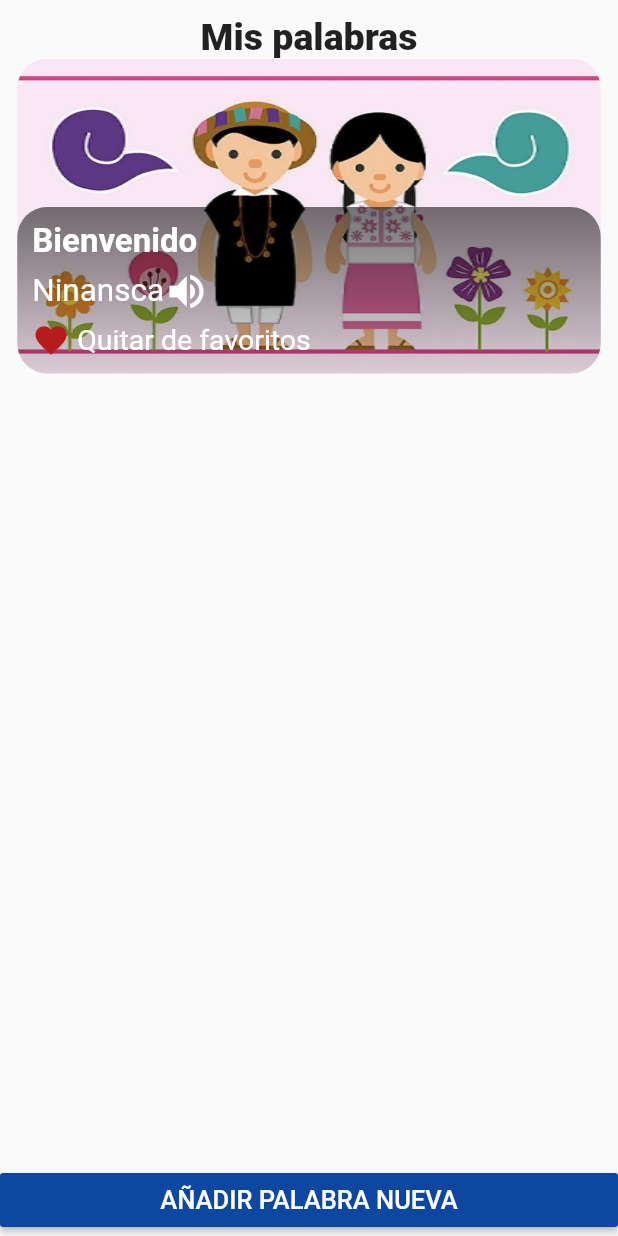
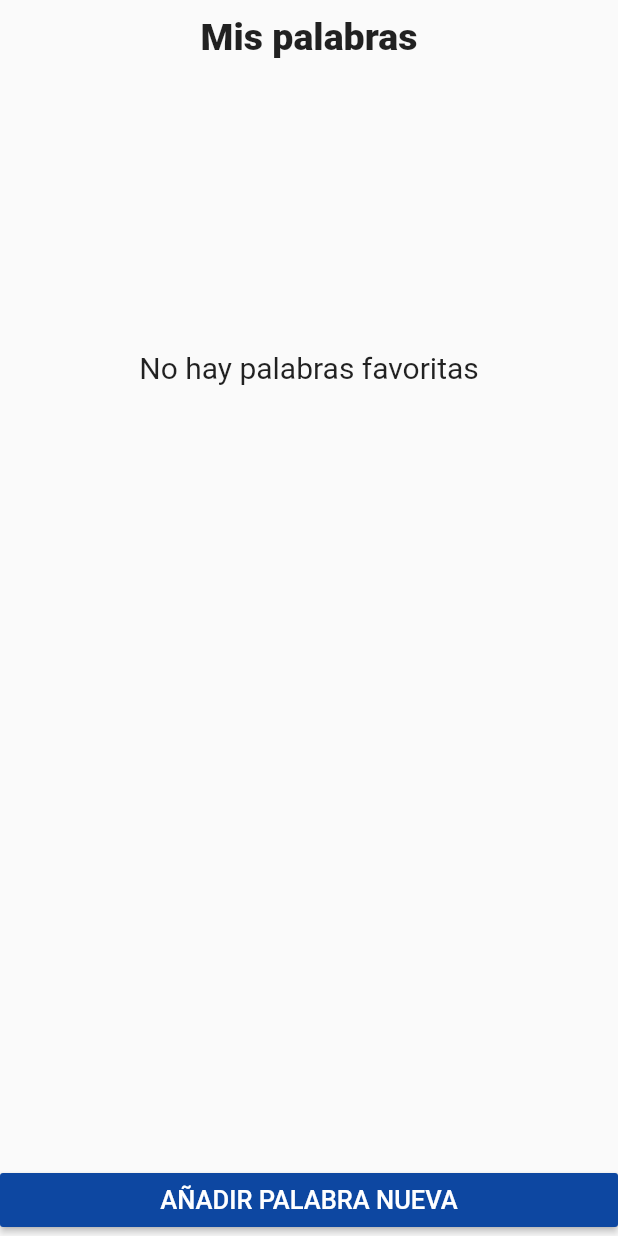
Before and after one commit to EleomarPL/LearnChatino, a Flutter app: the MainFavorite screen opened directly, on a phone screen of 412 x 824 dp. Run offline on Flutter 3.47's test engine with Material 2 defaults, Android fonts, the phone set to English and light mode, and no system bars; our stand-ins replace assets_audio_player, carousel_slider, sqflite, video_player; accounts and stored records are empty.

Commit message:
show favorite words with database

```diff
--- a/lib/database/ObjectTables.dart
+++ b/lib/database/ObjectTables.dart
@@ -1,5 +1,4 @@
 class User {
-  //int idUser;
   String nameUser;
   String userUser;
   int typeUser;
@@ -14,12 +13,13 @@ class User {
 }
 
 class WordFavorites {
+  int idUser;
   String wordSpanish;
   String wordChatino;
   String pathImage;
   String pathSound;
-  WordFavorites(
-      this.wordSpanish, this.wordChatino, this.pathImage, this.pathSound);
+  WordFavorites(this.idUser, this.wordSpanish, this.wordChatino, this.pathImage,
+      this.pathSound);
   Map<String, dynamic> toMap() {
     return {
       "wordSpanish": wordSpanish,
@@ -27,6 +27,14 @@ class WordFavorites {
       "pathImage": pathImage,
       "pathSound": pathSound
     };
+  }
+
+  WordFavorites.toMap(Map<String, dynamic> map) {
+    idUser = map['idUser'];
+    wordSpanish = map['wordSpanish'];
+    wordChatino = map['wordChatino'];
+    pathImage = map['pathImage'];
+    pathSound = map['pathSound'];
   }
 }
 
--- a/lib/homeWindow/ComponentsHome.dart
+++ b/lib/homeWindow/ComponentsHome.dart
@@ -2,7 +2,6 @@ import 'package:flutter/material.dart';
 import '../registerUser/MainWindow.dart' as registerUser;
 import '../windowsLesson/MainWindowLesson.dart' as windowLesson;
 import '../database/MainDatabase.dart';
-import '../database/ObjectTables.dart';
 
 class ComponentsHome extends StatelessWidget {
   @override
--- a/lib/windowsLesson/favoritesTab/MainFavorites.dart
+++ b/lib/windowsLesson/favoritesTab/MainFavorites.dart
@@ -1,4 +1,6 @@
 import 'package:flutter/material.dart';
+import '../../database/ObjectTables.dart';
+import '../../database/MainDatabase.dart';
 import 'ComponentWord.dart';
 
 class MainFavorite extends StatefulWidget {
@@ -9,7 +11,44 @@ class MainFavorite extends StatefulWidget {
   _MainFavoriteState createState() => _MainFavoriteState();
 }
 
+_validateData(BuildContext context, MainDatabase mainDatabase, int idUser) {
+  return FutureBuilder(
+    future: mainDatabase.getWordFavorites(idUser),
+    initialData: List<WordFavorites>(),
+    builder:
+        (BuildContext context, AsyncSnapshot<List<WordFavorites>> snapshot) {
+      if (snapshot.hasData && snapshot.data.length != 0) {
+        print(snapshot.data.length);
+        return Column(
+          children: [
+            for (WordFavorites wordFavorites in snapshot.data)
+              ComponentWord(
+                wordInSpanish: wordFavorites.wordSpanish,
+                wordInChatino: wordFavorites.wordChatino,
+                pathImage: wordFavorites.pathImage,
+                pathSound: wordFavorites.pathSound,
+              ),
+          ],
+        );
+      } else {
+        return Container(
+          width: MediaQuery.of(context).size.width,
+          height: MediaQuery.of(context).size.height / 2,
+          alignment: Alignment.center,
+          child: Text(
+            'No hay palabras favoritas',
+            style: TextStyle(
+              fontSize: 20.0,
+            ),
+          ),
+        );
+      }
+    },
+  );
+}
+
 class _MainFavoriteState extends State<MainFavorite> {
+  MainDatabase mainDatabase = MainDatabase();
   @override
   Widget build(BuildContext context) {
     return Scaffold(
@@ -39,10 +78,17 @@ class _MainFavoriteState extends State<MainFavorite> {
                 ),
               ),
               //Example component
-              ComponentWord(
-                wordInSpanish: "Bienvenido",
-                wordInChatino: "Ninansca",
-                pathImage: "assets/background.png",
+              FutureBuilder(
+                future: mainDatabase.initDB(),
+                builder: (BuildContext context, snapshot) {
+                  if (snapshot.connectionState == ConnectionState.done) {
+                    return _validateData(context, mainDatabase, widget.idUser);
+                  } else {
+                    return Center(
+                      child: CircularProgressIndicator(),
+                    );
+                  }
+                },
               ),
             ],
           )
```
Also changed, not shown: lib/database/MainDatabase.dart (+7 -1 lines), lib/windowsLesson/favoritesTab/ComponentWord.dart (+19 -3 lines).
